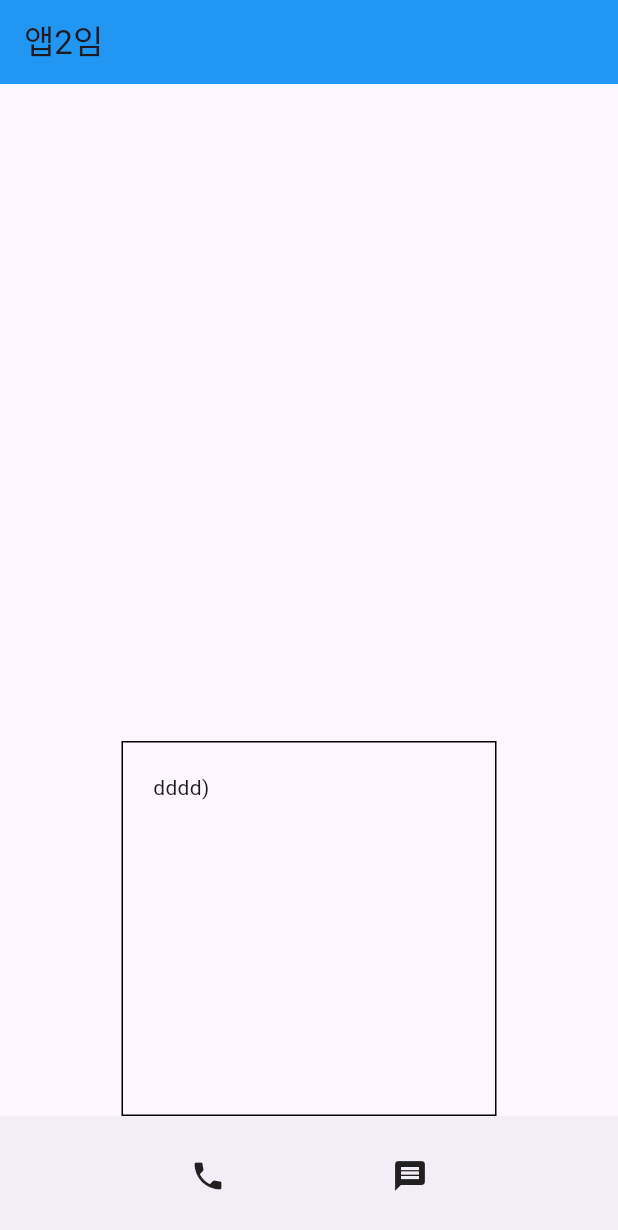
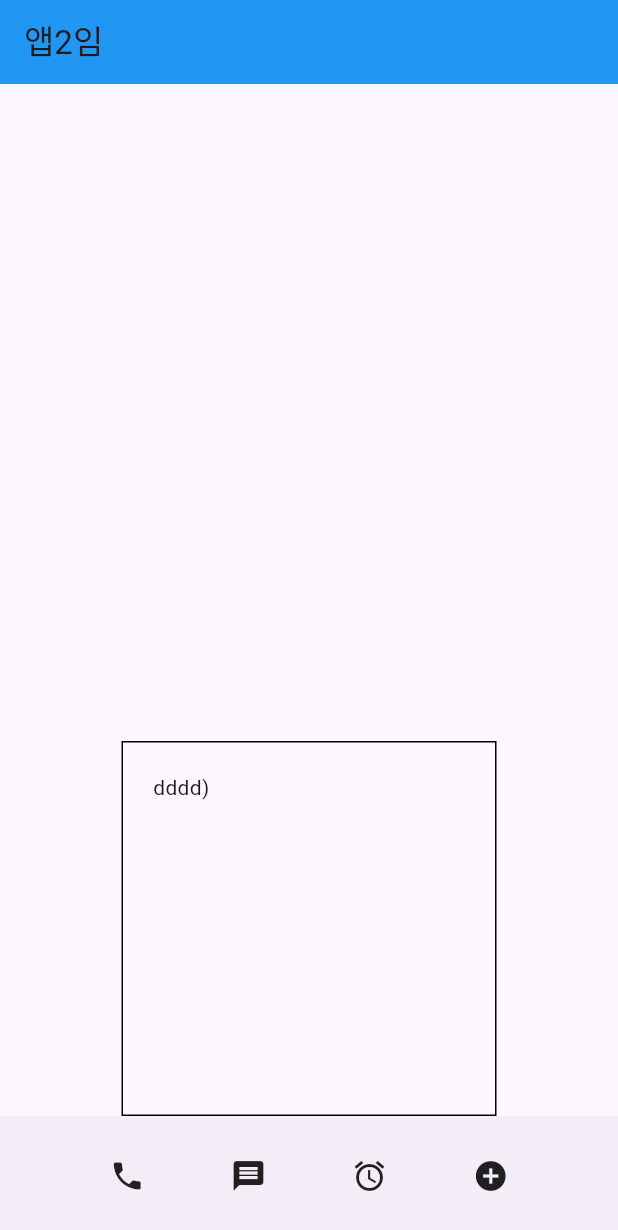
Before and after one commit to yechanlee/codingFlutterPractice2404, a Flutter app: the screen it shows after launch, on a phone screen of 412 x 824 dp. Shown: the top 1230 px of the screen. Run offline on Flutter 3.47's test engine with Material 3 defaults, Android fonts, the phone set to English and light mode, and no system bars.

Commit message:
아이콘 몇개 추가해보기

```diff
--- a/lib/main.dart
+++ b/lib/main.dart
@@ -38,6 +38,8 @@ class MyApp extends StatelessWidget {
                children: const [
                  Icon(Icons.phone),
                  Icon(Icons.message),
+                 Icon(Icons.access_alarm),
+                 Icon(Icons.add_circle)
                ],
              ),
 
```
